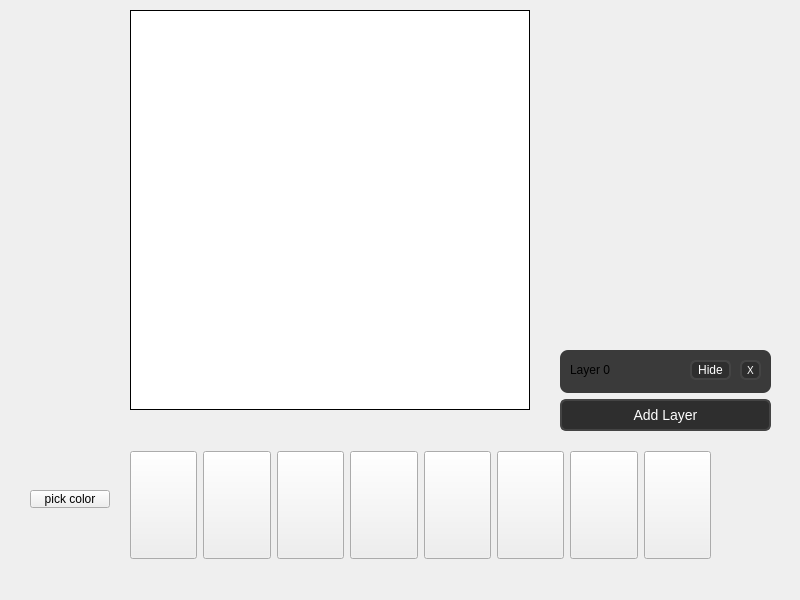
Before: the Qt Designer form mainwindow.ui in ElijahTolton/SpriteSmith, drawn with Qt 5.
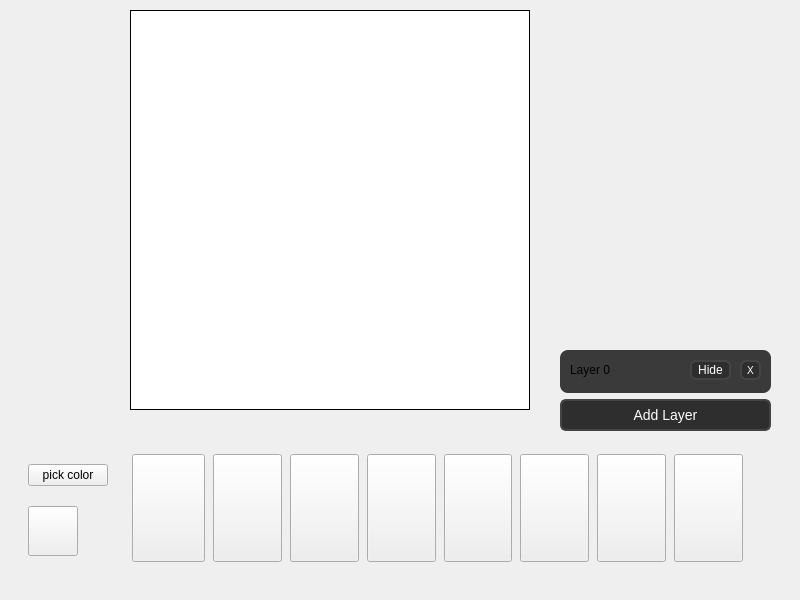
After: the same form once the commit is applied. Custom widgets are drawn as their Qt base class.

Commit message: Added color change and draw functionality

```diff
--- a/mainwindow.ui
+++ b/mainwindow.ui
@@ -10,17 +10,29 @@
     <height>600</height>
    </rect>
   </property>
+  <property name="sizePolicy">
+   <sizepolicy hsizetype="MinimumExpanding" vsizetype="MinimumExpanding">
+    <horstretch>0</horstretch>
+    <verstretch>0</verstretch>
+   </sizepolicy>
+  </property>
+  <property name="cursor">
+   <cursorShape>PointingHandCursor</cursorShape>
+  </property>
   <property name="windowTitle">
    <string>MainWindow</string>
   </property>
+  <property name="layoutDirection">
+   <enum>Qt::LayoutDirection::LeftToRight</enum>
+  </property>
   <widget class="QWidget" name="centralwidget">
    <widget class="QWidget" name="horizontalLayoutWidget">
     <property name="geometry">
      <rect>
       <x>130</x>
       <y>450</y>
-      <width>581</width>
-      <height>111</height>
+      <width>620</width>
+      <height>116</height>
      </rect>
     </property>
     <layout class="QHBoxLayout" name="toolBar">
@@ -209,19 +221,6 @@
      <number>14</number>
     </attribute>
    </widget>
-   <widget class="QPushButton" name="colorPicker">
-    <property name="geometry">
-     <rect>
-      <x>30</x>
-      <y>490</y>
-      <width>80</width>
-      <height>18</height>
-     </rect>
-    </property>
-    <property name="text">
-     <string>pick color</string>
-    </property>
-   </widget>
    <widget class="QWidget" name="verticalLayoutWidget">
     <property name="geometry">
      <rect>
@@ -378,6 +377,50 @@
      </item>
     </layout>
    </widget>
+   <widget class="QWidget" name="gridLayoutWidget">
+    <property name="geometry">
+     <rect>
+      <x>3</x>
+      <y>450</y>
+      <width>131</width>
+      <height>121</height>
+     </rect>
+    </property>
+    <layout class="QGridLayout" name="gridLayout">
+     <item row="1" column="0">
+      <widget class="QPushButton" name="colorPicker">
+       <property name="text">
+        <string>pick color</string>
+       </property>
+      </widget>
+     </item>
+     <item row="2" column="0">
+      <widget class="QPushButton" name="colorPreview">
+       <property name="sizePolicy">
+        <sizepolicy hsizetype="Minimum" vsizetype="Minimum">
+         <horstretch>2</horstretch>
+         <verstretch>1</verstretch>
+        </sizepolicy>
+       </property>
+       <property name="minimumSize">
+        <size>
+         <width>5</width>
+         <height>5</height>
+        </size>
+       </property>
+       <property name="maximumSize">
+        <size>
+         <width>50</width>
+         <height>50</height>
+        </size>
+       </property>
+       <property name="text">
+        <string/>
+       </property>
+      </widget>
+     </item>
+    </layout>
+   </widget>
   </widget>
  </widget>
  <customwidgets>
```
The commit also changes 5 other files.
